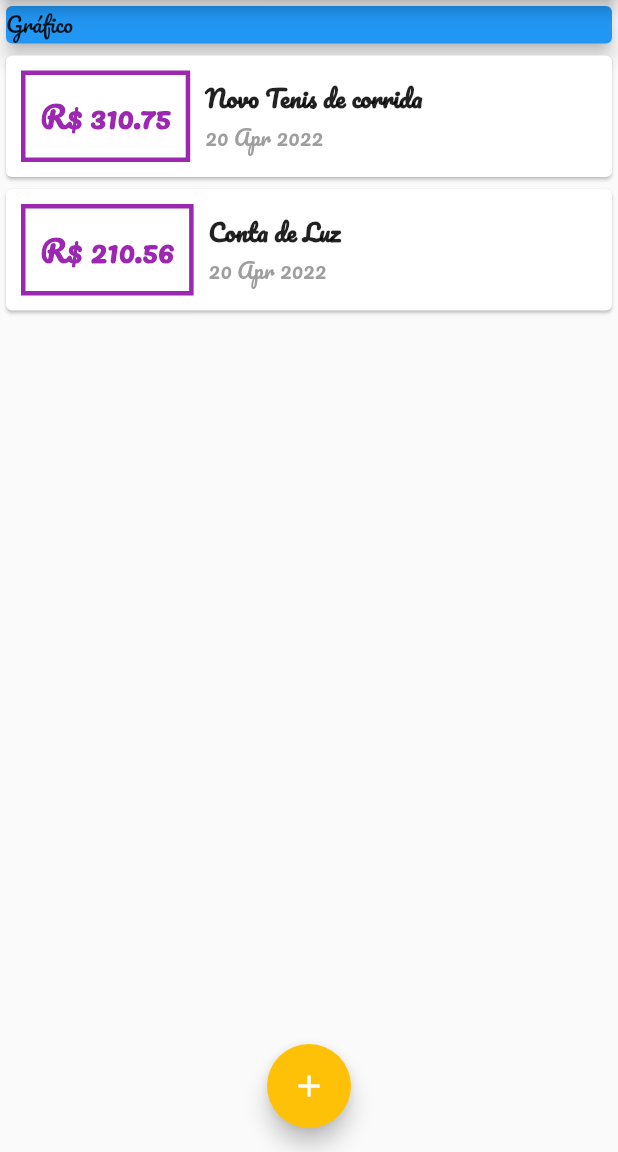
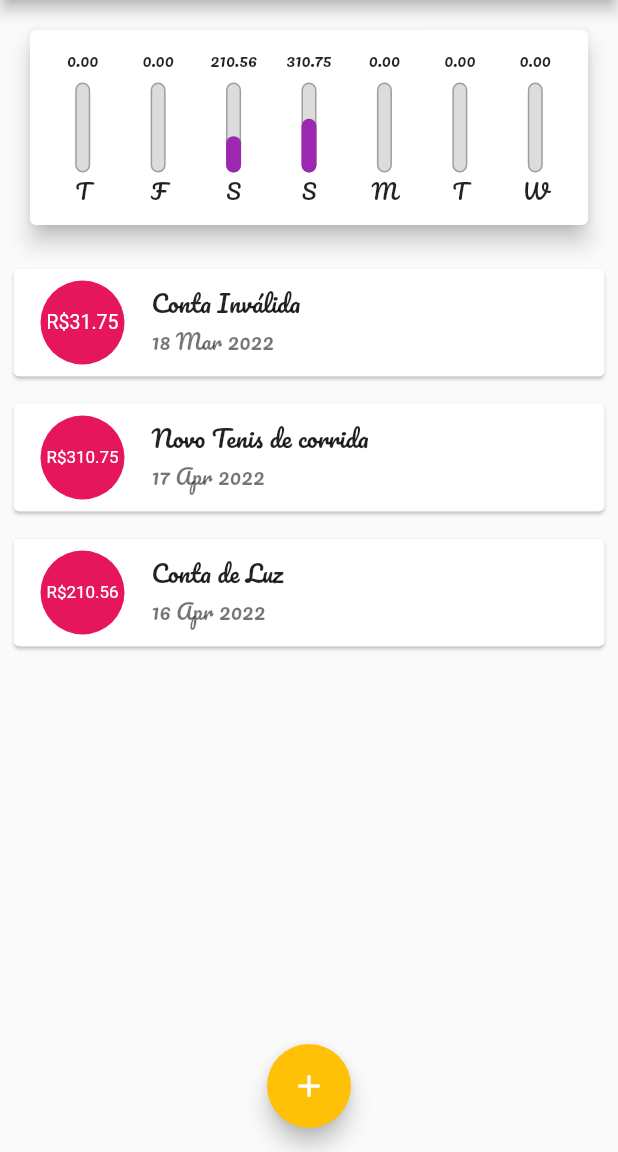
Before and after one commit to jianLicio/despesas_pessoais, a Flutter app: the screen it shows after launch, on a phone screen of 412 x 824 dp, the part 84-1236 px from its top. Run offline on Flutter 3.47's test engine with Material 2 defaults, Android fonts, the phone set to English and light mode, and no system bars; our stand-ins replace google_fonts.

Commit message:
acrescentando o chart

```diff
--- /dev/null
+++ b/lib/components/chart.dart
@@ -0,0 +1,65 @@
+import 'package:despesas_pessoais/components/chart_bar.dart';
+import 'package:despesas_pessoais/models/transacao.dart';
+import 'package:flutter/material.dart';
+import 'package:intl/intl.dart';
+
+class Chart extends StatelessWidget {
+  final List<Transacao> transacaoRecente;
+
+  const Chart(this.transacaoRecente, {Key? key});
+
+  List<Map<String, dynamic>> get grupoTransacao {
+    return List.generate(7, (index) {
+      final weekDay = DateTime.now().subtract(
+        Duration(days: index),
+      );
+
+      double somaTotal = 0.0;
+
+      for (var i = 0; i < transacaoRecente.length; i++) {
+        bool mesmoDia = transacaoRecente[i].data.day == weekDay.day;
+        bool mesmoMes = transacaoRecente[i].data.month == weekDay.month;
+        bool mesmoAno = transacaoRecente[i].data.year == weekDay.year;
+
+        if (mesmoDia && mesmoMes && mesmoAno) {
+          somaTotal += transacaoRecente[i].valor;
+        }
+      }
+      print(DateFormat.E().format(weekDay)[0]);
+      return {
+        'dia': DateFormat.E().format(weekDay)[0],
+        'valor': somaTotal,
+      };
+    }).reversed.toList();
+  }
+
+  double get _weekTotalValue {
+    return grupoTransacao.fold(0, (soma, item) => soma + item['valor']);
+  }
+
+  @override
+  Widget build(BuildContext context) {
+    return Card(
+      elevation: 6,
+      margin: const EdgeInsets.all(20),
+      child: Padding(
+        padding: const EdgeInsets.all(10.0),
+        child: Row(
+          mainAxisAlignment: MainAxisAlignment.spaceAround,
+          children: grupoTransacao.map(
+            ((e) {
+              return Flexible(
+                fit: FlexFit.tight,
+                child: ChartBar(
+                  label: e['dia'].toString(),
+                  valor: e['valor'],
+                  porcentagem: ((e['valor']) / _weekTotalValue),
+                ),
+              );
+            }),
+          ).toList(),
+        ),
+      ),
+    );
+  }
+}
--- /dev/null
+++ b/lib/components/chart_bar.dart
@@ -0,0 +1,61 @@
+import 'package:flutter/material.dart';
+
+class ChartBar extends StatelessWidget {
+  const ChartBar(
+      {Key? key,
+      required this.label,
+      required this.valor,
+      required this.porcentagem})
+      : super(key: key);
+
+  final String label;
+  final double valor;
+  final double porcentagem;
+
+  @override
+  Widget build(BuildContext context) {
+    return Column(
+      children: [
+        Container(
+          height: 20,
+          child: FittedBox(
+            child: Text(
+              valor.toStringAsFixed(2),
+            ),
+          ),
+        ),
+        const SizedBox(
+          height: 5,
+        ),
+        SizedBox(
+          height: 60,
+          width: 10,
+          child: Stack(
+            alignment: Alignment.bottomCenter,
+            children: [
+              Container(
+                decoration: BoxDecoration(
+                  border: Border.all(
+                    color: Colors.grey,
+                    width: 1,
+                  ),
+                  color: const Color.fromRGBO(220, 220, 220, 1),
+                  borderRadius: BorderRadius.circular(5),
+                ),
+              ),
+              FractionallySizedBox(
+                heightFactor: porcentagem,
+                child: Container(
+                    decoration: BoxDecoration(
+                  color: Theme.of(context).primaryColor,
+                  borderRadius: BorderRadius.circular(5),
+                )),
+              )
+            ],
+          ),
+        ),
+        Text(label),
+      ],
+    );
+  }
+}
--- a/lib/components/transacao_lista.dart
+++ b/lib/components/transacao_lista.dart
@@ -11,53 +11,48 @@ class TransacaoLista extends StatelessWidget {
   Widget build(BuildContext context) {
     return SizedBox(
       height: 400,
-      child: ListView.builder(
+      child: transacao.isEmpty
+          ? Column(
+              children: [
+                const Padding(padding: EdgeInsets.all(50)),
+                const Text(
+                  'Nenhuma Transação Cadastrada',
+                  style: TextStyle(fontSize: 30),
+                  textAlign: TextAlign.center,
+                ),
+                const Padding(padding: EdgeInsets.all(25)),
+                Image.asset(
+                  'assets/imagens/wait.png',
+                  scale: 0.5,
+                ),
+              ],
+            )
+          : ListView.builder(
               itemCount: transacao.length,
               itemBuilder: (ctx, index) {
                 final tr = transacao[index];
-          return Card(
-            child: Row(
-              children: [
-                Container(
-                  margin: const EdgeInsets.symmetric(
-                    horizontal: 10,
-                    vertical: 10,
-                  ),
-                  decoration: BoxDecoration(
-                    border: Border.all(
-                      color: Colors.purple,
-                      width: 3,
-                    ),
-                  ),
-                  padding: const EdgeInsets.all(10),
+                return Padding(
+                  padding: const EdgeInsets.all(5),
+                  child: Card(
+                    child: ListTile(
+                      leading: CircleAvatar(
+                        backgroundColor: const Color.fromARGB(255, 229, 22, 91),
+                        radius: 30,
+                        child: Padding(
+                          padding: const EdgeInsets.all(6.0),
+                          child: FittedBox(
                             child: Text(
-                    'R\$ ${tr.valor}',
+                              'R\$${tr.valor}',
                               style: const TextStyle(
-                      fontWeight: FontWeight.bold,
-                      fontSize: 20,
-                      color: Colors.purple,
+                                color: Colors.white,
                               ),
                             ),
                           ),
-                Column(
-                  crossAxisAlignment: CrossAxisAlignment.start,
-                  children: [
-                    Text(
-                      tr.titulo,
-                      style: const TextStyle(
-                        fontWeight: FontWeight.bold,
-                        fontSize: 16,
                         ),
                       ),
-                    Text(
-                      DateFormat('dd MMM y').format(tr.data),
-                      style: const TextStyle(
-                        color: Colors.grey,
+                      title: Text(tr.titulo),
+                      subtitle: Text(DateFormat('d MMM y').format(tr.data)),
                     ),
-                    ),
-                  ],
-                )
-              ],
                   ),
                 );
               },
--- a/lib/main.dart
+++ b/lib/main.dart
@@ -4,6 +4,7 @@ import 'package:despesas_pessoais/components/transacao_form.dart';
 import 'package:flutter/material.dart';
 import 'package:google_fonts/google_fonts.dart';
 
+import 'components/chart.dart';
 import 'components/transacao_lista.dart';
 import 'models/transacao.dart';
 
@@ -16,8 +17,10 @@ class GastosApp extends StatelessWidget {
   Widget build(BuildContext context) {
     final ThemeData tema = ThemeData();
     return MaterialApp(
+      debugShowCheckedModeBanner: false,
       home: const MyHomePage(),
       theme: tema.copyWith(
+        primaryColor: Colors.purple,
         textTheme: GoogleFonts.pacificoTextTheme(
           Theme.of(context).textTheme,
         ),
@@ -48,20 +51,38 @@ class MyHomePage extends StatefulWidget {
 }
 
 class _MyHomePageState extends State<MyHomePage> {
-  final _transacao = [
+  final List<Transacao> _transacao = [
+    Transacao(
+      id: 't0',
+      titulo: 'Conta Inválida',
+      valor: 31.75,
+      data: DateTime.now().subtract(const Duration(days: 33)),
+    ),
     Transacao(
       id: 't1',
       titulo: 'Novo Tenis de corrida',
       valor: 310.75,
-      data: DateTime.now(),
+      data: DateTime.now().subtract(const Duration(days: 3)),
     ),
     Transacao(
       id: 't2',
       titulo: 'Conta de Luz',
       valor: 210.56,
-      data: DateTime.now(),
+      data: DateTime.now().subtract(const Duration(days: 4)),
     ),
   ];
+
+  List<Transacao> get _transacaoRecente {
+    return _transacao.where(
+      (element) {
+        return element.data.isAfter(
+          DateTime.now().subtract(
+            const Duration(days: 7),
+          ),
+        );
+      },
+    ).toList();
+  }
 
   _addTransacao(String titulo, double valor) {
     final novaTransacao = Transacao(
@@ -104,14 +125,7 @@ class _MyHomePageState extends State<MyHomePage> {
       ),
       body: ListView(
         children: [
-          const SizedBox(
-            width: double.infinity,
-            child: Card(
-              child: Text('Gráfico'),
-              color: Colors.blue,
-              elevation: 5,
-            ),
-          ),
+          Chart(_transacaoRecente),
           TransacaoLista(transacao: _transacao),
         ],
       ),
--- a/pubspec.yaml
+++ b/pubspec.yaml
@@ -25,3 +25,6 @@ dev_dependencies:
 flutter:
 
   uses-material-design: true
+
+  assets:
+    - assets/imagens/wait.png
```
Also changed, not shown: assets/imagens/wait.png (added). Lines whose indentation alone changed are shown as unchanged.
